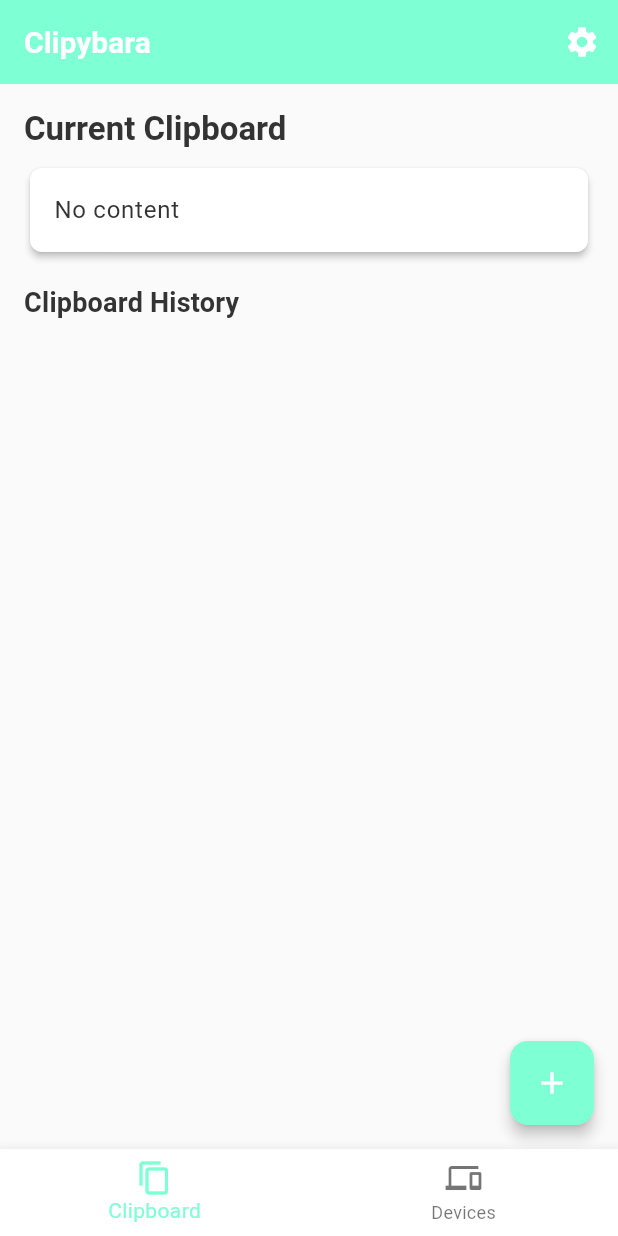
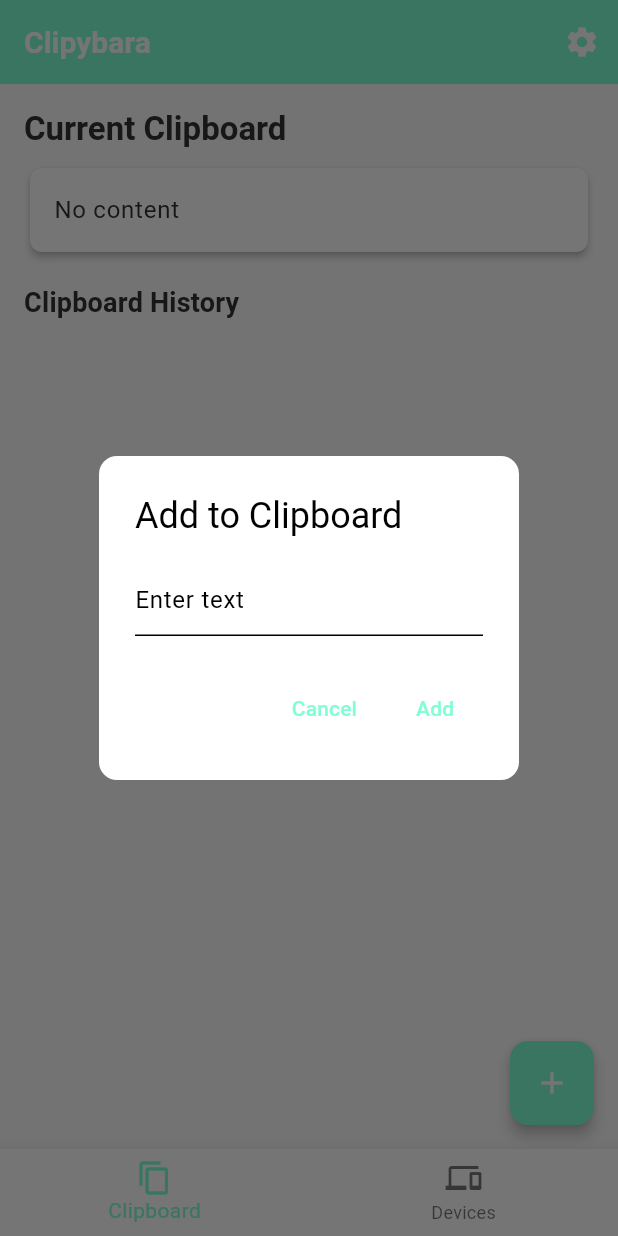
Before and after one commit to nathfavour/clippybara, a Flutter app: the screen it shows after launch, after a tap on the "add" icon, on a phone screen of 412 x 824 dp. Run offline on Flutter 3.47's test engine with Material 3 defaults, Android fonts, the phone set to English and light mode, and no system bars; our stand-ins replace device_info_plus, get, multicast_dns, package_info_plus, permission_handler; missing offline and left inert: network_info_plus; statements that could not run were skipped.

Commit message:
🔀 Merge master into lib/src/views/home_page.

```diff
--- a/lib/src/views/home_page.dart
+++ b/lib/src/views/home_page.dart
@@ -36,7 +36,39 @@
         ],
       ),
       floatingActionButton: FloatingActionButton(
-        onPressed: () {},
+        onPressed: () {
+          showDialog(
+            context: context,
+            builder: (context) {
+              final TextEditingController textController =
+                  TextEditingController();
+              return AlertDialog(
+                title: const Text('Add to Clipboard'),
+                content: TextField(
+                  controller: textController,
+                  decoration: const InputDecoration(
+                    hintText: 'Enter text',
+                  ),
+                ),
+                actions: [
+                  TextButton(
+                    onPressed: () {
+                      Navigator.of(context).pop();
+                    },
+                    child: const Text('Cancel'),
+                  ),
+                  TextButton(
+                    onPressed: () {
+                      controller.copyToClipboard(textController.text);
+                      Navigator.of(context).pop();
+                    },
+                    child: const Text('Add'),
+                  ),
+                ],
+              );
+            },
+          );
+        },
         child: const Icon(Icons.add),
       ),
       body: pages[_currentIndex],
```
